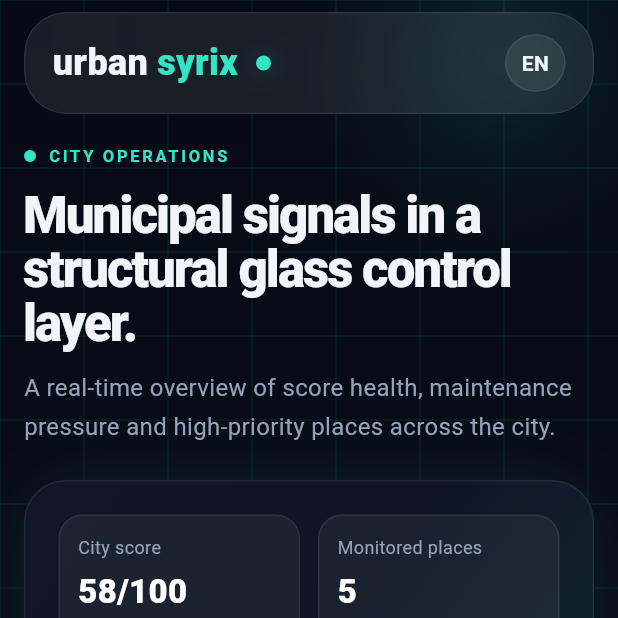
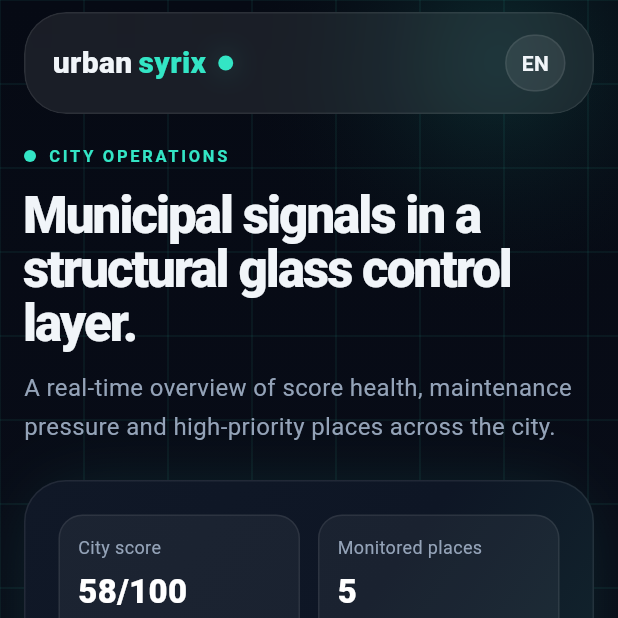
Before and after one commit to Alishnis/urban-syrix, a Flutter app: the AppShell screen opened directly, on a phone screen of 412 x 824 dp, the top half of it. Run offline on Flutter 3.47's test engine with Material 3 defaults, Android fonts, the phone set to English and light mode, and no system bars; our stand-ins replace file_picker, google_maps_flutter, supabase_flutter; missing offline and left inert: pointer_interceptor; accounts and stored records are empty; Roboto replaces fonts that are missing (GoogleSans).

Commit message:
Fix compact header overflow

```diff
--- a/lib/features/shell/app_shell.dart
+++ b/lib/features/shell/app_shell.dart
@@ -46,6 +46,7 @@ class _AppShellState extends State<AppShell> {
     final languageController = LanguageScope.of(context);
     final screenWidth = MediaQuery.sizeOf(context).width;
     final compactHeader = screenWidth < 860;
+    final ultraCompactHeader = screenWidth < 560;
     final titles = [
       'urban syrix ${loc.tr('dashboard')}',
       'urban syrix ${loc.tr('map')}',
@@ -81,12 +82,25 @@ class _AppShellState extends State<AppShell> {
                           children: [
                             Row(
                               children: [
-                                const Expanded(child: _BrandRow()),
+                                const Expanded(child: _BrandRow(compact: true)),
                                 _LanguagePicker(
                                   languageController: languageController,
                                 ),
                               ],
                             ),
+                            if (!ultraCompactHeader) ...[
+                              const SizedBox(height: 10),
+                              Text(
+                                titles[_selectedIndex],
+                                maxLines: 1,
+                                overflow: TextOverflow.ellipsis,
+                                style: const TextStyle(
+                                  fontSize: 16,
+                                  fontWeight: FontWeight.w700,
+                                  color: AppTheme.textSecondary,
+                                ),
+                              ),
+                            ],
                           ],
                         )
                       : Row(
@@ -296,33 +310,38 @@ class _AppShellState extends State<AppShell> {
 }
 
 class _BrandRow extends StatelessWidget {
-  const _BrandRow();
+  const _BrandRow({this.compact = false});
+
+  final bool compact;
 
   @override
   Widget build(BuildContext context) {
-    return const Row(
+    return Row(
       children: [
         Flexible(
           child: Text(
             'urban',
             overflow: TextOverflow.ellipsis,
-            style: TextStyle(fontSize: 24, fontWeight: FontWeight.w800),
+            style: TextStyle(
+              fontSize: compact ? 20 : 24,
+              fontWeight: FontWeight.w800,
+            ),
           ),
         ),
-        SizedBox(width: 6),
+        SizedBox(width: compact ? 4 : 6),
         Flexible(
           child: Text(
             'syrix',
             overflow: TextOverflow.ellipsis,
             style: TextStyle(
-              fontSize: 24,
+              fontSize: compact ? 20 : 24,
               fontWeight: FontWeight.w800,
               color: AppTheme.accent,
             ),
           ),
         ),
-        SizedBox(width: 12),
-        _LiveDot(),
+        SizedBox(width: compact ? 8 : 12),
+        const _LiveDot(),
       ],
     );
   }
```
